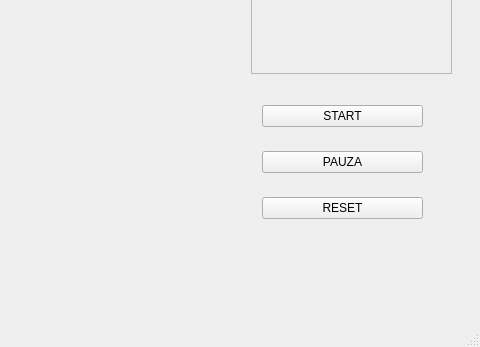
This is aplikacja_karetki/mainwindow.ui in pepojs/DES as Qt 5 draws it before an edit; both pictures show x 688 to 1168 and y 413 to 760 of the 1168 by 760 pixel window. The edited form follows.
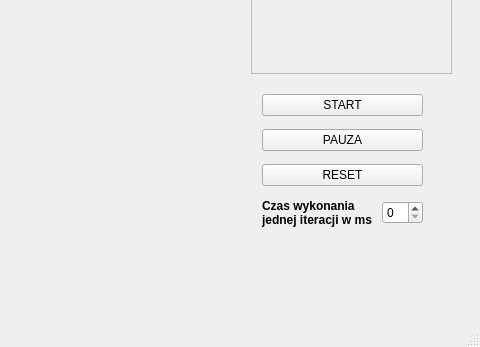
This is the edited form. Custom widgets are drawn as their Qt base class.

The edit to the form file:
```diff
--- a/aplikacja_karetki/mainwindow.ui
+++ b/aplikacja_karetki/mainwindow.ui
@@ -45,6 +45,29 @@
        </property>
       </widget>
      </item>
+     <item>
+      <layout class="QHBoxLayout" name="horizontalLayout_2">
+       <item>
+        <widget class="QLabel" name="label_8">
+         <property name="font">
+          <font>
+           <weight>75</weight>
+           <bold>true</bold>
+          </font>
+         </property>
+         <property name="text">
+          <string>Czas wykonania jednej iteracji w ms</string>
+         </property>
+         <property name="wordWrap">
+          <bool>true</bool>
+         </property>
+        </widget>
+       </item>
+       <item>
+        <widget class="QSpinBox" name="delay_time"/>
+       </item>
+      </layout>
+     </item>
     </layout>
    </widget>
    <widget class="QLabel" name="label">
```
Left out of the diff: 2 changed lines with no effect on the pictures.
